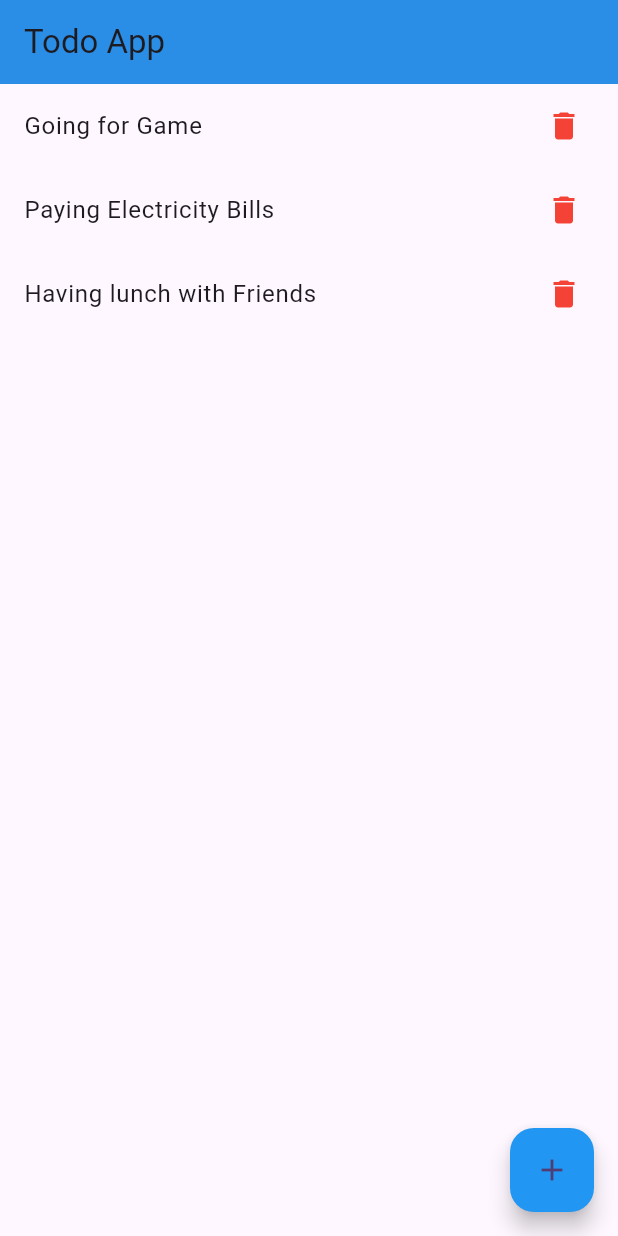
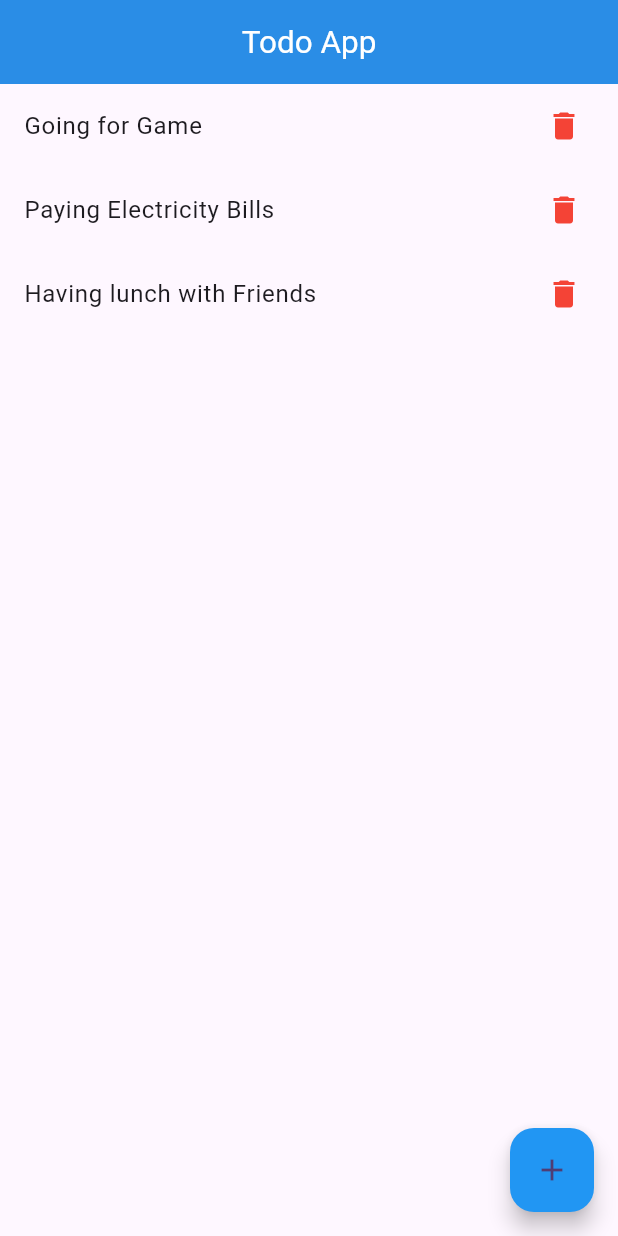
Before and after one commit to v1k3sh/toDoApp, a Flutter app: the screen it shows after launch, on a phone screen of 412 x 824 dp. Run offline on Flutter 3.47's test engine with Material 2 defaults, Android fonts, the phone set to English and light mode, and no system bars.

Commit message:
work on appbar

```diff
--- a/lib/main.dart
+++ b/lib/main.dart
@@ -41,7 +41,14 @@ class _MyHomePageState extends State<MyHomePage> {
   Widget build(BuildContext context) {
     return Scaffold(
       appBar: AppBar(
-        title: Text('Todo App'),
+        title: const Center(
+          child: Text('Todo App',style: TextStyle(
+            color: Colors.white,
+            fontSize: 21,
+          ),),
+
+        ),
+
         backgroundColor: Colors.blue.shade500,
         elevation: 10,
               ),
```
